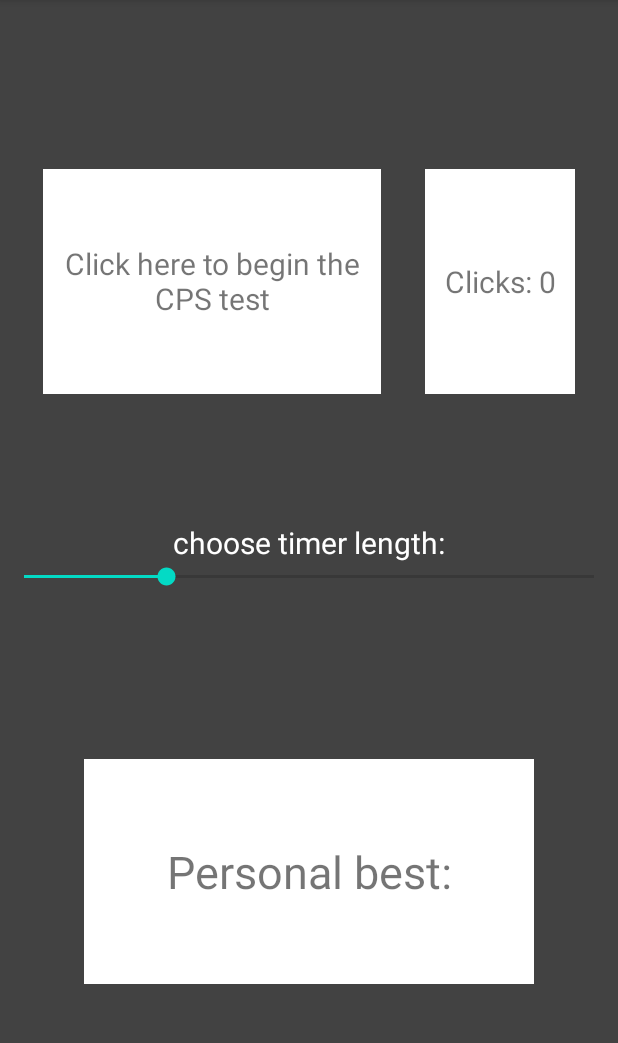
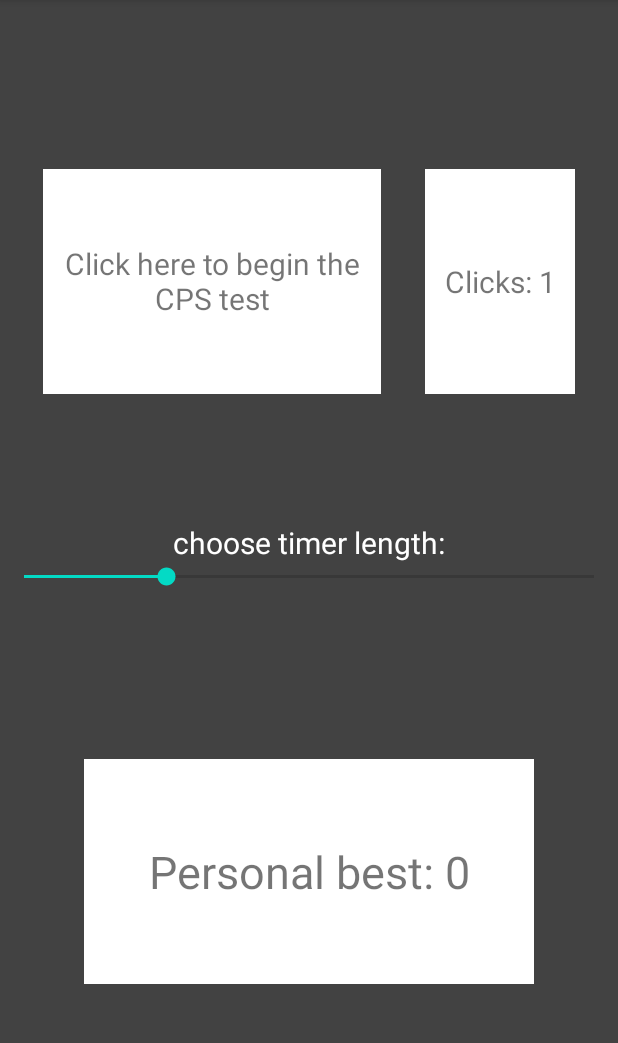
Before and after one commit to elise-yz/Lab03b_Shared_Preferences, an Android app: the screen it shows after launch (MainActivity), after a tap on "Click here to begin the CPS test", on a phone screen of 412 x 824 dp, the part 84-1127 px from its top. Run offline under Robolectric (Android 15) with nearby library versions, the phone set to English and light mode, and no system bars.

Commit message:
september 15

```diff
--- a/app/src/main/java/com/zhuelise/lab03bsharedpreferences/MainActivity.java
+++ b/app/src/main/java/com/zhuelise/lab03bsharedpreferences/MainActivity.java
@@ -21,8 +21,9 @@ public class MainActivity extends AppCompatActivity implements View.OnClickListe
     SharedPreferences preferences;
     SharedPreferences.Editor editor;
     int timeLength = 0;
-    int startTime;
-    int endTime;
+    int personalBestCount= 0;
+    long startTime;
+    long endTime;
     SeekBar seekBar;
 
     @Override
@@ -52,6 +53,8 @@ public class MainActivity extends AppCompatActivity implements View.OnClickListe
             @Override
             public void onProgressChanged(SeekBar seekBar, int i, boolean b) {
                 timeLength = seekBar.getProgress() * 1000; //time in milliseconds
+                clickCount = 0;
+                displayCPS.setText(getString(R.string.click_count, clickCount));
             }
 
             @Override
@@ -59,7 +62,7 @@ public class MainActivity extends AppCompatActivity implements View.OnClickListe
 
             @Override
             public void onStopTrackingTouch(SeekBar seekBar) {
-                Snackbar snackbar = Snackbar.make(layout, getString(R.string.timer_length, seekBar.getProgress()), Snackbar.LENGTH_SHORT);
+                Snackbar snackbar = Snackbar.make(layout, getString(R.string.timer_length, seekBar.getProgress()), Snackbar.LENGTH_LONG);
                 snackbar.show();
             }
         });
@@ -67,11 +70,25 @@ public class MainActivity extends AppCompatActivity implements View.OnClickListe
 
     @Override
     public void onClick(View view) {
-        if(clickCount==0)
-            //start time
-        if(!(startTime==endTime))
+        if(clickCount==0) {
+            startTime = System.currentTimeMillis();
+            endTime = startTime + timeLength;
+        }
+        if((System.currentTimeMillis())<=(endTime)) {
             clickCount++;
-        displayCPS.setText(getString(R.string.click_count, clickCount));
+            displayCPS.setText((getString(R.string.click_count, clickCount)).toString());
+        }
+        else {
+            startTime = 0;
+            endTime = 0;
+            if((clickCount>=personalBestCount)){
+                editor.putInt("personalBest", personalBestCount);
+                editor.apply();
+                personalBest.setText((getString(R.string.personal_best, personalBestCount)).toString());
+            }
+            displayCPS.setText(getString(R.string.cps, Integer.parseInt(String.valueOf(clickCount/(timeLength/1000)))));
+            clickCount = 0;
+        }
     }
 
     @Override
@@ -80,13 +97,14 @@ public class MainActivity extends AppCompatActivity implements View.OnClickListe
         setInitialValues();
     }
     private void setInitialValues(){
-        personalBest.setText(preferences.getString("bottomRight", "Personal best:"));
+        personalBestCount = preferences.getInt("personalBest", 0);
+        personalBest.setText((getString(R.string.personal_best, personalBestCount)).toString());
         seekBar.setProgress(preferences.getInt("seekBar", 25));
     }
     @Override
     protected void onPause() {
         super.onPause();
-        editor.putString("personalBest", personalBest.getText().toString());
+        editor.putInt("personalBest", personalBestCount);
         editor.putInt("seekBar", seekBar.getProgress());
         editor.apply();
     }
--- a/app/src/main/res/values/strings.xml
+++ b/app/src/main/res/values/strings.xml
@@ -9,6 +9,7 @@
     <string name="cps_test">Click here to begin the CPS test</string>
     <string name="cps_greeting">CPS: 0</string>
     <string name="seekbar_instructions">choose timer length:</string>
-    <string name="personal_best">Personal best:</string>
+    <string name="personal_best">Personal best: %1$d</string>
     <string name="click_count">Clicks: %1$d</string>
+    <string name="cps">CPS: %1$d</string>
 </resources>
```
